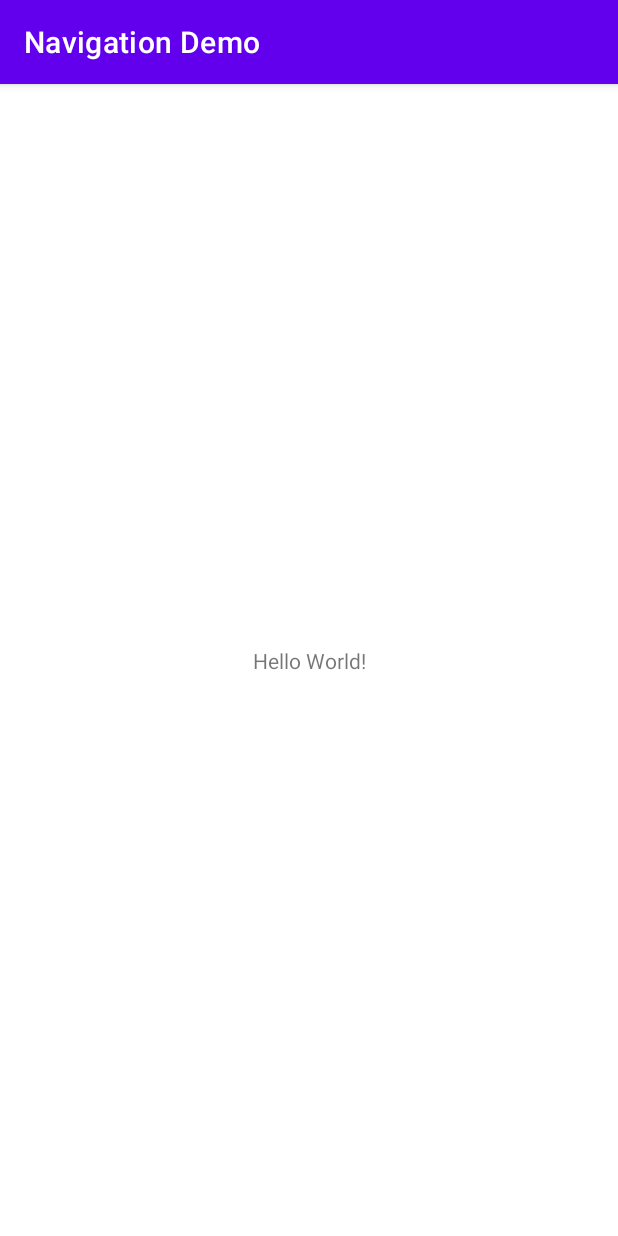
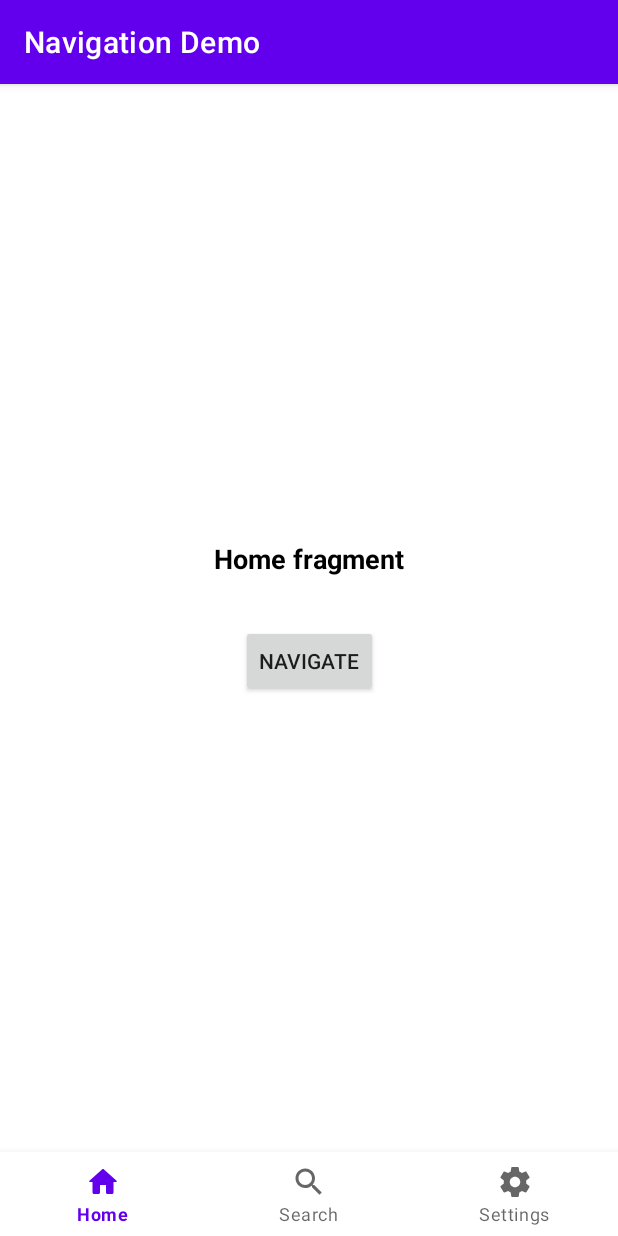
Before and after one commit to Abhimanyu14/navigation-demo, an Android app: the screen it shows after launch (MainActivity), on a phone screen of 412 x 824 dp. Run offline under Robolectric (Android 15) with nearby library versions, the phone set to English and light mode, and no system bars; our stand-ins replace data binding, navigation-ui.

Commit message:
navigation

```diff
--- /dev/null
+++ b/codebase/android/app/src/main/java/com/makeappssimple/abhimanyu/navigationdemo/android/HomeFragment.kt
@@ -0,0 +1,37 @@
+package com.makeappssimple.abhimanyu.navigationdemo.android
+
+import android.os.Bundle
+import android.view.LayoutInflater
+import android.view.View
+import android.view.ViewGroup
+import androidx.fragment.app.Fragment
+import androidx.navigation.fragment.findNavController
+import com.makeappssimple.abhimanyu.navigationdemo.android.databinding.FragmentHomeBinding
+
+class HomeFragment : Fragment() {
+
+    private lateinit var binding: FragmentHomeBinding
+
+    override fun onCreate(savedInstanceState: Bundle?) {
+        super.onCreate(savedInstanceState)
+    }
+
+    override fun onCreateView(
+        inflater: LayoutInflater, container: ViewGroup?,
+        savedInstanceState: Bundle?
+    ): View {
+        binding = FragmentHomeBinding.inflate(inflater)
+
+        return binding.root
+    }
+
+    override fun onViewCreated(view: View, savedInstanceState: Bundle?) {
+        super.onViewCreated(view, savedInstanceState)
+
+        binding.fragmentHomeButton.setOnClickListener {
+            val data = "Data from home fragment"
+            val action = HomeFragmentDirections.actionHomeFragmentToDataFragment(data)
+            findNavController().navigate(action)
+        }
+    }
+}
--- a/codebase/android/app/src/main/java/com/makeappssimple/abhimanyu/navigationdemo/android/MainActivity.kt
+++ b/codebase/android/app/src/main/java/com/makeappssimple/abhimanyu/navigationdemo/android/MainActivity.kt
@@ -2,10 +2,23 @@ package com.makeappssimple.abhimanyu.navigationdemo.android
 
 import android.os.Bundle
 import androidx.appcompat.app.AppCompatActivity
+import androidx.navigation.fragment.NavHostFragment
+import androidx.navigation.ui.setupWithNavController
+import com.makeappssimple.abhimanyu.navigationdemo.android.databinding.ActivityMainBinding
 
 class MainActivity : AppCompatActivity() {
+
+    private lateinit var binding: ActivityMainBinding
+
     override fun onCreate(savedInstanceState: Bundle?) {
         super.onCreate(savedInstanceState)
-        setContentView(R.layout.activity_main)
+        binding = ActivityMainBinding.inflate(layoutInflater)
+
+        setContentView(binding.root)
+
+        val navHostFragment =
+            supportFragmentManager.findFragmentById(R.id.nav_host_fragment) as NavHostFragment
+        val navController = navHostFragment.navController
+        binding.bottomNav.setupWithNavController(navController)
     }
 }
--- /dev/null
+++ b/codebase/android/app/src/main/res/drawable/ic_baseline_search_24.xml
@@ -0,0 +1,10 @@
+<vector xmlns:android="http://schemas.android.com/apk/res/android"
+    android:width="24dp"
+    android:height="24dp"
+    android:viewportWidth="24"
+    android:viewportHeight="24"
+    android:tint="?attr/colorControlNormal">
+  <path
+      android:fillColor="@android:color/white"
+      android:pathData="M15.5,14h-0.79l-0.28,-0.27C15.41,12.59 16,11.11 16,9.5 16,5.91 13.09,3 9.5,3S3,5.91 3,9.5 5.91,16 9.5,16c1.61,0 3.09,-0.59 4.23,-1.57l0.27,0.28v0.79l5,4.99L20.49,19l-4.99,-5zM9.5,14C7.01,14 5,11.99 5,9.5S7.01,5 9.5,5 14,7.01 14,9.5 11.99,14 9.5,14z"/>
+</vector>
--- /dev/null
+++ b/codebase/android/app/src/main/res/drawable/ic_round_home_24.xml
@@ -0,0 +1,10 @@
+<vector xmlns:android="http://schemas.android.com/apk/res/android"
+    android:width="24dp"
+    android:height="24dp"
+    android:viewportWidth="24"
+    android:viewportHeight="24"
+    android:tint="?attr/colorControlNormal">
+  <path
+      android:fillColor="@android:color/white"
+      android:pathData="M10,19v-5h4v5c0,0.55 0.45,1 1,1h3c0.55,0 1,-0.45 1,-1v-7h1.7c0.46,0 0.68,-0.57 0.33,-0.87L12.67,3.6c-0.38,-0.34 -0.96,-0.34 -1.34,0l-8.36,7.53c-0.34,0.3 -0.13,0.87 0.33,0.87H5v7c0,0.55 0.45,1 1,1h3c0.55,0 1,-0.45 1,-1z"/>
+</vector>
--- /dev/null
+++ b/codebase/android/app/src/main/res/drawable/ic_round_settings_24.xml
@@ -0,0 +1,10 @@
+<vector xmlns:android="http://schemas.android.com/apk/res/android"
+    android:width="24dp"
+    android:height="24dp"
+    android:viewportWidth="24"
+    android:viewportHeight="24"
+    android:tint="?attr/colorControlNormal">
+  <path
+      android:fillColor="@android:color/white"
+      android:pathData="M19.43,12.98c0.04,-0.32 0.07,-0.64 0.07,-0.98s-0.03,-0.66 -0.07,-0.98l2.11,-1.65c0.19,-0.15 0.24,-0.42 0.12,-0.64l-2,-3.46c-0.12,-0.22 -0.39,-0.3 -0.61,-0.22l-2.49,1c-0.52,-0.4 -1.08,-0.73 -1.69,-0.98l-0.38,-2.65C14.46,2.18 14.25,2 14,2h-4c-0.25,0 -0.46,0.18 -0.49,0.42l-0.38,2.65c-0.61,0.25 -1.17,0.59 -1.69,0.98l-2.49,-1c-0.23,-0.09 -0.49,0 -0.61,0.22l-2,3.46c-0.13,0.22 -0.07,0.49 0.12,0.64l2.11,1.65c-0.04,0.32 -0.07,0.65 -0.07,0.98s0.03,0.66 0.07,0.98l-2.11,1.65c-0.19,0.15 -0.24,0.42 -0.12,0.64l2,3.46c0.12,0.22 0.39,0.3 0.61,0.22l2.49,-1c0.52,0.4 1.08,0.73 1.69,0.98l0.38,2.65c0.03,0.24 0.24,0.42 0.49,0.42h4c0.25,0 0.46,-0.18 0.49,-0.42l0.38,-2.65c0.61,-0.25 1.17,-0.59 1.69,-0.98l2.49,1c0.23,0.09 0.49,0 0.61,-0.22l2,-3.46c0.12,-0.22 0.07,-0.49 -0.12,-0.64l-2.11,-1.65zM12,15.5c-1.93,0 -3.5,-1.57 -3.5,-3.5s1.57,-3.5 3.5,-3.5 3.5,1.57 3.5,3.5 -1.57,3.5 -3.5,3.5z"/>
+</vector>
--- a/codebase/android/app/src/main/res/layout/activity_main.xml
+++ b/codebase/android/app/src/main/res/layout/activity_main.xml
@@ -1,4 +1,10 @@
 <?xml version="1.0" encoding="utf-8"?>
+<layout>
+
+    <data>
+
+    </data>
+
     <androidx.constraintlayout.widget.ConstraintLayout xmlns:android="http://schemas.android.com/apk/res/android"
         xmlns:app="http://schemas.android.com/apk/res-auto"
         xmlns:tools="http://schemas.android.com/tools"
@@ -6,13 +12,27 @@
         android:layout_height="match_parent"
         tools:context=".MainActivity">
 
-    <TextView
-        android:layout_width="wrap_content"
+        <androidx.fragment.app.FragmentContainerView
+            android:id="@+id/nav_host_fragment"
+            android:name="androidx.navigation.fragment.NavHostFragment"
+            android:layout_width="0dp"
+            android:layout_height="0dp"
+            app:defaultNavHost="true"
+            app:layout_constraintBottom_toTopOf="@id/bottom_nav"
+            app:layout_constraintLeft_toLeftOf="parent"
+            app:layout_constraintRight_toRightOf="parent"
+            app:layout_constraintTop_toTopOf="parent"
+            app:navGraph="@navigation/nav_graph" />
+
+        <com.google.android.material.bottomnavigation.BottomNavigationView
+            android:id="@+id/bottom_nav"
+            android:layout_width="0dp"
             android:layout_height="wrap_content"
-        android:text="Hello World!"
             app:layout_constraintBottom_toBottomOf="parent"
             app:layout_constraintLeft_toLeftOf="parent"
             app:layout_constraintRight_toRightOf="parent"
-        app:layout_constraintTop_toTopOf="parent" />
+            app:menu="@menu/menu_bottom_nav" />
 
     </androidx.constraintlayout.widget.ConstraintLayout>
+
+</layout>
--- /dev/null
+++ b/codebase/android/app/src/main/res/layout/fragment_home.xml
@@ -0,0 +1,44 @@
+<?xml version="1.0" encoding="utf-8"?>
+<layout>
+
+    <data>
+
+    </data>
+
+    <androidx.constraintlayout.widget.ConstraintLayout xmlns:android="http://schemas.android.com/apk/res/android"
+        xmlns:app="http://schemas.android.com/apk/res-auto"
+        xmlns:tools="http://schemas.android.com/tools"
+        android:layout_width="match_parent"
+        android:layout_height="match_parent"
+        tools:context=".HomeFragment">
+
+        <TextView
+            android:id="@+id/fragment_home_textview"
+            android:layout_width="wrap_content"
+            android:layout_height="wrap_content"
+            android:layout_margin="16dp"
+            android:text="@string/fragment_home"
+            android:textColor="@color/black"
+            android:textSize="18sp"
+            android:textStyle="bold"
+            app:layout_constraintBottom_toTopOf="@id/fragment_home_button"
+            app:layout_constraintEnd_toEndOf="parent"
+            app:layout_constraintStart_toStartOf="parent"
+            app:layout_constraintTop_toTopOf="parent"
+            app:layout_constraintVertical_chainStyle="packed" />
+
+        <androidx.appcompat.widget.AppCompatButton
+            android:id="@+id/fragment_home_button"
+            android:layout_width="wrap_content"
+            android:layout_height="wrap_content"
+            android:layout_margin="16dp"
+            android:text="@string/fragment_home_button_text"
+            app:layout_constraintBottom_toBottomOf="parent"
+            app:layout_constraintEnd_toEndOf="parent"
+            app:layout_constraintStart_toStartOf="parent"
+            app:layout_constraintTop_toBottomOf="@id/fragment_home_textview"
+            app:layout_constraintVertical_chainStyle="packed" />
+
+    </androidx.constraintlayout.widget.ConstraintLayout>
+
+</layout>
--- /dev/null
+++ b/codebase/android/app/src/main/res/menu/menu_bottom_nav.xml
@@ -0,0 +1,17 @@
+<?xml version="1.0" encoding="utf-8"?>
+<menu xmlns:android="http://schemas.android.com/apk/res/android">
+
+    <item
+        android:id="@+id/homeFragment"
+        android:icon="@drawable/ic_round_home_24"
+        android:title="@string/menu_bottom_nav_home" />
+    <item
+        android:id="@+id/searchFragment"
+        android:icon="@drawable/ic_baseline_search_24"
+        android:title="@string/menu_bottom_nav_search" />
+    <item
+        android:id="@+id/settingsFragment"
+        android:icon="@drawable/ic_round_settings_24"
+        android:title="@string/menu_bottom_nav_settings" />
+
+</menu>
--- /dev/null
+++ b/codebase/android/app/src/main/res/navigation/nav_graph.xml
@@ -0,0 +1,68 @@
+<?xml version="1.0" encoding="utf-8"?>
+<navigation xmlns:android="http://schemas.android.com/apk/res/android"
+    xmlns:app="http://schemas.android.com/apk/res-auto"
+    xmlns:tools="http://schemas.android.com/tools"
+    android:id="@+id/nav_graph"
+    app:startDestination="@id/homeFragment">
+
+    <fragment
+        android:id="@+id/homeFragment"
+        android:name="com.makeappssimple.abhimanyu.navigationdemo.android.HomeFragment"
+        android:label="Home"
+        tools:layout="@layout/fragment_home">
+
+        <action
+            android:id="@+id/action_homeFragment_to_dataFragment"
+            app:destination="@id/dataFragment">
+            <argument
+                android:name="data"
+                android:defaultValue="default from home fragment"
+                app:argType="string" />
+        </action>
+    </fragment>
+
+    <fragment
+        android:id="@+id/searchFragment"
+        android:name="com.makeappssimple.abhimanyu.navigationdemo.android.SearchFragment"
+        android:label="Search"
+        tools:layout="@layout/fragment_home">
+
+        <action
+            android:id="@+id/action_searchFragment_to_dataFragment"
+            app:destination="@id/dataFragment">
+            <argument
+                android:name="data"
+                android:defaultValue="default from search fragment"
+                app:argType="string" />
+        </action>
+    </fragment>
+
+    <fragment
+        android:id="@+id/settingsFragment"
+        android:name="com.makeappssimple.abhimanyu.navigationdemo.android.SettingsFragment"
+        android:label="Settings"
+        tools:layout="@layout/fragment_home">
+
+        <action
+            android:id="@+id/action_settingsFragment_to_dataFragment"
+            app:destination="@id/dataFragment">
+            <!--<argument
+                android:name="data"
+                android:defaultValue="default from settings fragment"
+                app:argType="string" />-->
+        </action>
+    </fragment>
+
+    <fragment
+        android:id="@+id/dataFragment"
+        android:name="com.makeappssimple.abhimanyu.navigationdemo.android.DataFragment"
+        android:label="Data"
+        tools:layout="@layout/fragment_data">
+        <argument
+            android:name="data"
+            android:defaultValue="@null"
+            app:argType="string"
+            app:nullable="true" />
+    </fragment>
+
+</navigation>
--- a/codebase/android/app/src/main/res/values/strings.xml
+++ b/codebase/android/app/src/main/res/values/strings.xml
@@ -1,3 +1,26 @@
 <resources>
+
+    <!-- app name -->
     <string name="app_name">Navigation Demo</string>
+
+    <!-- fragment_home.xml -->
+    <string name="fragment_home">Home fragment</string>
+    <string name="fragment_home_button_text">Navigate</string>
+
+    <!-- fragment_search.xml -->
+    <string name="fragment_search">Search fragment</string>
+    <string name="fragment_search_button_text">Navigate</string>
+
+    <!-- fragment_settings.xml -->
+    <string name="fragment_settings">Settings fragment</string>
+    <string name="fragment_settings_button_text">Navigate</string>
+
+    <!-- fragment_data.xml -->
+    <string name="fragment_data">Data fragment</string>
+
+    <!-- menu_bottom_nav.xml -->
+    <string name="menu_bottom_nav_home">Home</string>
+    <string name="menu_bottom_nav_search">Search</string>
+    <string name="menu_bottom_nav_settings">Settings</string>
+
 </resources>
--- a/codebase/android/build.gradle
+++ b/codebase/android/build.gradle
@@ -7,6 +7,7 @@ buildscript {
     dependencies {
         classpath "com.android.tools.build:gradle:7.0.0"
         classpath "org.jetbrains.kotlin:kotlin-gradle-plugin:1.5.21"
+        classpath "androidx.navigation:navigation-safe-args-gradle-plugin:2.4.0-alpha06"
     }
 }
 
```
Also changed, not shown: codebase/android/app/build.gradle (+18 -1 lines), codebase/android/app/src/main/java/com/makeappssimple/abhimanyu/navigationdemo/android/DataFragment.kt (added, +36 -0 lines), codebase/android/app/src/main/java/com/makeappssimple/abhimanyu/navigationdemo/android/SearchFragment.kt (added, +38 -0 lines), codebase/android/app/src/main/java/com/makeappssimple/abhimanyu/navigationdemo/android/SettingsFragment.kt (added, +37 -0 lines), codebase/android/app/src/main/res/layout/fragment_data.xml (added, +30 -0 lines), codebase/android/app/src/main/res/layout/fragment_search.xml (added, +44 -0 lines), codebase/android/app/src/main/res/layout/fragment_settings.xml (added, +44 -0 lines). Lines whose indentation alone changed are shown as unchanged.
